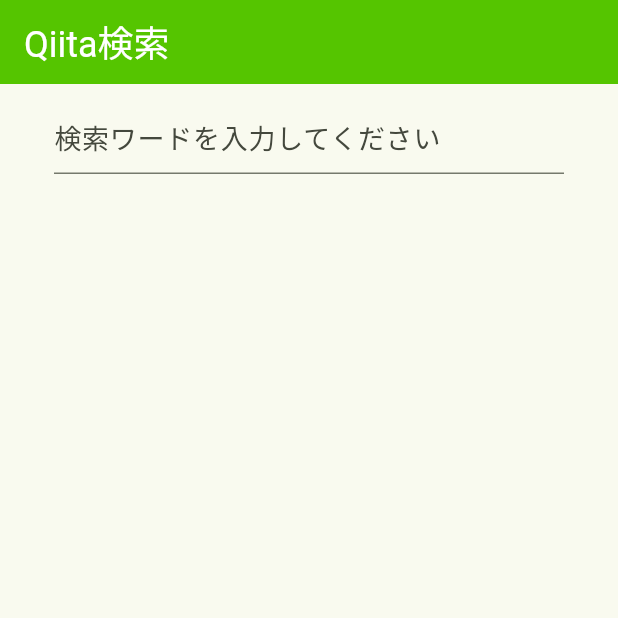
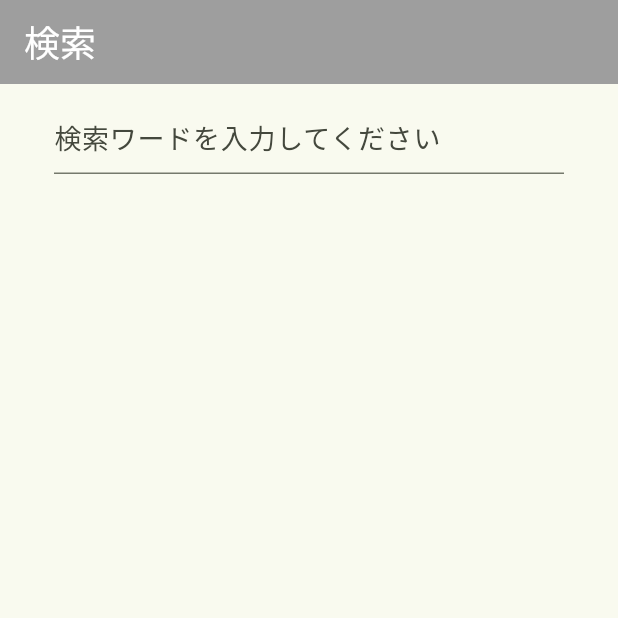
Before and after one commit to roll1226/Flutter-vs-ReactNative, a Flutter app: the screen it shows after launch, on a phone screen of 412 x 824 dp, the top half of it. Run offline on Flutter 3.47's test engine with Material 3 defaults, Android fonts, the phone set to English and light mode, and no system bars; our stand-ins replace flutter_dotenv, webview_flutter; missing offline and left inert: webview_flutter_android, webview_flutter_wkwebview.

Commit message:
change: style

```diff
--- a/flutter_project/lib/main.dart
+++ b/flutter_project/lib/main.dart
@@ -28,10 +28,10 @@
   @override
   Widget build(BuildContext context) {
     return MaterialApp(
-        title: 'Qiita検索アプリ',
+        title: '検索アプリ',
         theme: ThemeData(
           primaryColor: Colors.green,
-          appBarTheme: const AppBarTheme(backgroundColor: Color(0xFF55C500)),
+          appBarTheme: const AppBarTheme(backgroundColor: Colors.grey),
           textTheme: Theme.of(context).textTheme.apply(bodyColor: Colors.white),
           fontFamily: 'Hiragino Sans',
           colorScheme: ColorScheme.fromSeed(seedColor: Colors.lightGreen),
--- a/flutter_project/lib/screens/search_screen.dart
+++ b/flutter_project/lib/screens/search_screen.dart
@@ -20,7 +20,7 @@
   Widget build(BuildContext context) {
     return Scaffold(
       appBar: AppBar(
-        title: const Text('Qiita検索'),
+        title: const Text('検索'),
         titleTextStyle: const TextStyle(fontSize: 24, color: Colors.white),
       ),
       body: Column(
@@ -47,16 +47,12 @@
   }
 
   Future<List<Article>> searchQiita(String keyword) async {
-    // 1. http通信に必要なデータを準備
     final uri = Uri.https('qiita.com', '/api/v2/items',
         {'query': 'title:$keyword', 'pre_page': '10'});
     final String token = dotenv.env['QIITA_ACCESS_TOKEN'] ?? '';
-    // 2. QiitaAPIにリクエスト
     final http.Response res =
         await http.get(uri, headers: {'Authorization': 'Bearer $token'});
-    // 3. 戻り地をArticleクラスの配列に変換
     if (res.statusCode != 200) return [];
-    // 4. 変換したArticleクラスの配列を返す
     final List<dynamic> body = jsonDecode(res.body);
     return body.map((dynamic json) => Article.fromJson(json)).toList();
   }
```
Also changed, not shown: flutter_project/lib/widgets/article_container.dart (+8 -8 lines).
